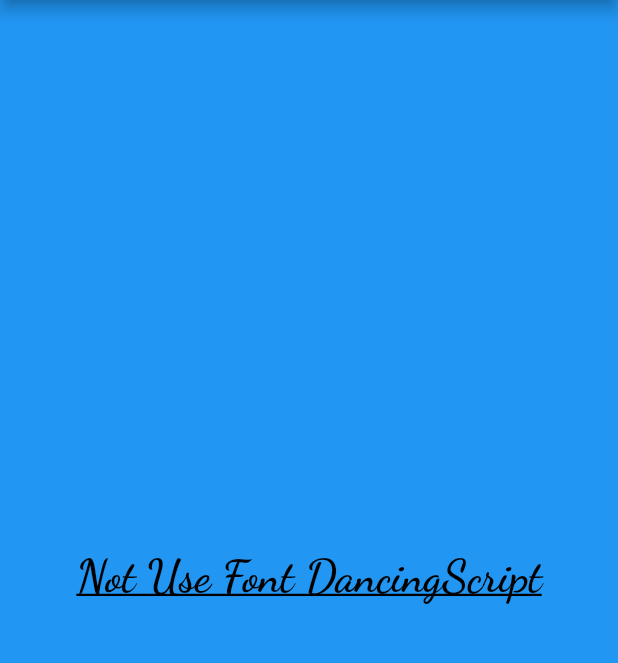
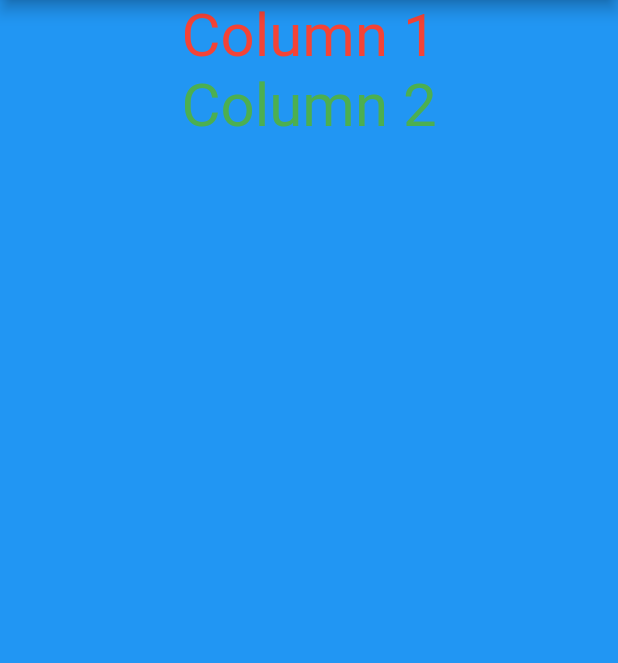
Before and after one commit to huubao2309/demo_control_flutter, a Flutter app: the screen it shows after launch, on a phone screen of 412 x 824 dp, the part 84-747 px from its top. Run offline on Flutter 3.47's test engine with Material 2 defaults, Android fonts, the phone set to English and light mode, and no system bars; our stand-ins replace carousel_slider.

Commit message:
commit for row and column

```diff
--- a/control_flutter/lib/control_normal/column_widgets.dart
+++ b/control_flutter/lib/control_normal/column_widgets.dart
@@ -0,0 +1,24 @@
+import 'package:flutter/material.dart';
+
+class ColumnWidgets extends StatelessWidget {
+  @override
+  Widget build(BuildContext context) {
+    return Center(
+      child: Container(
+          alignment: Alignment.center,
+          color: Colors.blue,
+          child: Column(
+            children: <Widget>[
+              Text(
+                'Column 1',
+                style: TextStyle(color: Colors.red, fontSize: 40),
+              ),
+              Text(
+                'Column 2',
+                style: TextStyle(color: Colors.green, fontSize: 40),
+              ),
+            ],
+          )),
+    );
+  }
+}
--- a/control_flutter/lib/main.dart
+++ b/control_flutter/lib/main.dart
@@ -2,7 +2,9 @@ import 'package:flutter/material.dart';
 
 import 'carousel_control/indicator_with_carousel.dart';
 import 'carousel_control/infinity_scroll_carousel.dart';
+import 'control_normal/column_widgets.dart';
 import 'control_normal/container_widgets.dart';
+import 'control_normal/row_widgets.dart';
 import 'control_normal/text_widgets.dart';
 
 void main() => runApp(MyApp());
@@ -28,7 +30,7 @@ class MyApp extends StatelessWidget {
             ),
           ),
         ),
-        body: TextWidgets(),
+        body: ColumnWidgets(),
       ),
     );
   }
```
Also changed, not shown: control_flutter/lib/control_normal/row_widgets.dart (+24 -0 lines), images/column/column.png (added), images/column/column_image.png (added), images/row/row.png (added), images/row/row_image.png (added).
